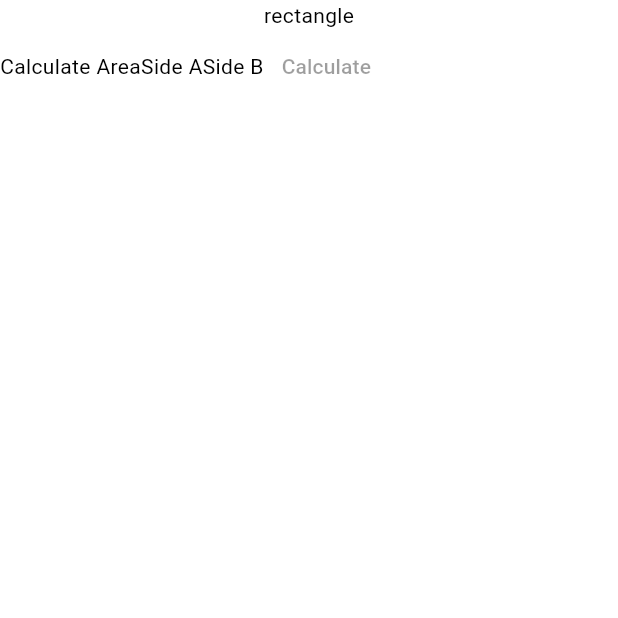
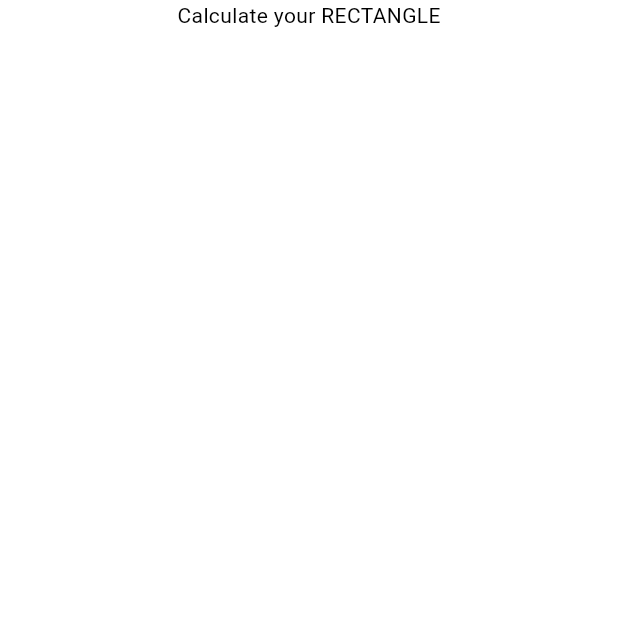
Before and after one commit to steffi-s/calculate_shapes_app, a Flutter app: the screen it shows after launch, after a tap on "Confirm Selection", on a phone screen of 412 x 824 dp, the top half of it. Run offline on Flutter 3.47's test engine with Material 3 defaults, Android fonts, the phone set to English and light mode, and no system bars.

Commit message:
feature: #1 finish work on greeting screen and move to second screen

```diff
--- a/lib/screens/calculation.dart
+++ b/lib/screens/calculation.dart
@@ -2,30 +2,20 @@ import 'package:calculate_shapes_app/screens/greeting.dart';
 import 'package:flutter/material.dart';
 
 class Calculation extends StatelessWidget {
-  Calculation({required this.shape, super.key});
+  const Calculation({required this.shape, super.key});
 
-  ShapeLabel shape;
+  final ShapeLabel shape;
 
   @override
   Widget build(BuildContext context) {
     return Scaffold(
       body: SafeArea(
-        child: Column(
-          children: [
-            Text(shape.name),
-            const Row(
-              children: [
-                Text('Calculate Area'),
-                Text('Side A'),
-                Text('Side B'),
-                TextButton(
-                  onPressed: null,
-                  child: Text('Calculate'),
-                ),
-              ],
-            ),
-          const Row(),
-          ],
+        child: Center(
+          child: Column(
+            children: [
+              Text('Calculate your ${shape.name.toUpperCase()}'),
+            ],
+          ),
         ),
       ),
     );
--- a/lib/screens/greeting.dart
+++ b/lib/screens/greeting.dart
@@ -52,7 +52,7 @@ class ShapeDropdown extends StatefulWidget {
 class _ShapeDropdownState extends State<ShapeDropdown> {
   final TextEditingController _shapeController = TextEditingController();
 
-  ShapeLabel _selectedShape = ShapeLabel.rectangle;
+   ShapeLabel _selectedShape = ShapeLabel.rectangle;
 
   @override
   Widget build(BuildContext context) {
@@ -98,9 +98,10 @@ class ConfirmButton extends StatelessWidget {
   Widget build(BuildContext context) {
     return ElevatedButton(
       child: const Text('Confirm Selection'),
-      onPressed: () => Navigator.of(context).pushReplacement<void, void>(
-        MaterialPageRoute<void>(
-            builder: (BuildContext context) => Calculation(shape: shape)),
+      onPressed: () => Navigator.of(context).pushReplacement(
+        MaterialPageRoute(
+          builder: (BuildContext context) => Calculation(shape: shape),
+        ),
       ),
     );
   }
```
